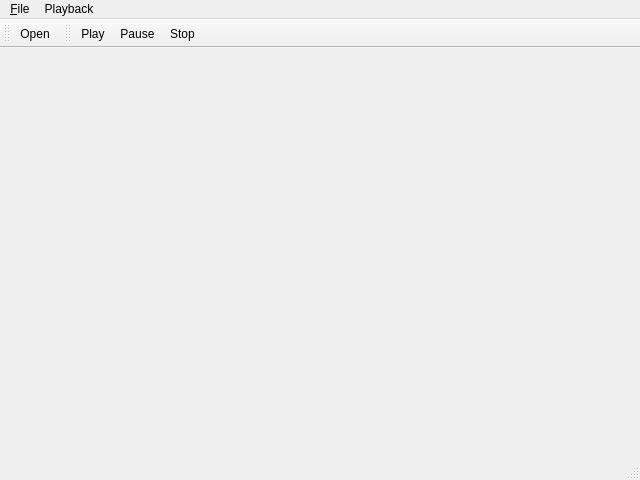
First picture: the form in Turnaround/src/Turnaround.ui, repository clam-project/clam, before the edit.
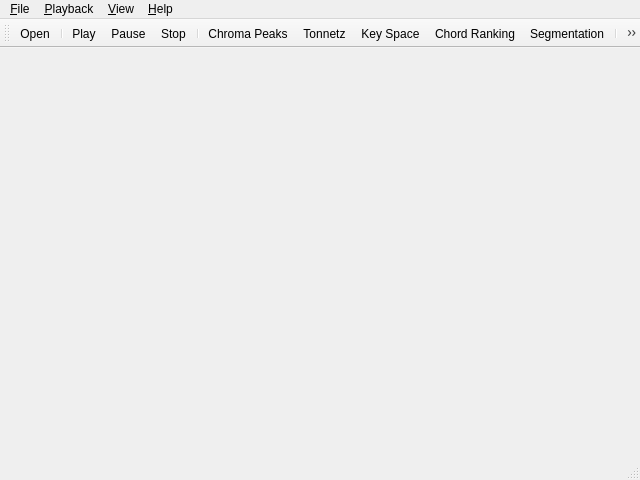
Second picture: the form after the edit. Icons and pictures are not drawn.

Commit message: * Turnaround: added actions for enabling and disabling view to be implemented  * Turnaround: added shortcuts for existing actions  * Turnaround: added help related actions to be implemented

What changed in the file:
```diff
--- a/Turnaround/src/Turnaround.ui
+++ b/Turnaround/src/Turnaround.ui
@@ -25,7 +25,7 @@
      <x>0</x>
      <y>0</y>
      <width>640</width>
-     <height>24</height>
+     <height>30</height>
     </rect>
    </property>
    <widget class="QMenu" name="menuFile" >
@@ -38,17 +38,45 @@
    </widget>
    <widget class="QMenu" name="menuPlayback" >
     <property name="title" >
-     <string>Playback</string>
+     <string>&amp;Playback</string>
     </property>
     <addaction name="playbackPlayAction" />
     <addaction name="playbackPauseAction" />
     <addaction name="playbackStopAction" />
    </widget>
+   <widget class="QMenu" name="menu_View" >
+    <property name="title" >
+     <string>&amp;View</string>
+    </property>
+    <addaction name="action_ChromaPeaks" />
+    <addaction name="action_Tonnetz" />
+    <addaction name="action_Key_Space" />
+    <addaction name="action_Chord_Ranking" />
+    <addaction name="action_Segmentation" />
+   </widget>
+   <widget class="QMenu" name="menu_Help" >
+    <property name="title" >
+     <string>&amp;Help</string>
+    </property>
+    <addaction name="action_Online_tutorial" />
+    <addaction name="action_Whats_this" />
+    <addaction name="action_About" />
+   </widget>
    <addaction name="menuFile" />
    <addaction name="menuPlayback" />
+   <addaction name="menu_View" />
+   <addaction name="menu_Help" />
   </widget>
   <widget class="QStatusBar" name="statusbar" />
   <widget class="QToolBar" name="toolBar" >
+   <property name="geometry" >
+    <rect>
+     <x>0</x>
+     <y>30</y>
+     <width>640</width>
+     <height>39</height>
+    </rect>
+   </property>
    <property name="windowTitle" >
     <string>toolBar</string>
    </property>
@@ -59,20 +87,19 @@
     <bool>false</bool>
    </attribute>
    <addaction name="fileOpenAction" />
-  </widget>
-  <widget class="QToolBar" name="toolBar_2" >
-   <property name="windowTitle" >
-    <string>toolBar_2</string>
-   </property>
-   <attribute name="toolBarArea" >
-    <enum>TopToolBarArea</enum>
-   </attribute>
-   <attribute name="toolBarBreak" >
-    <bool>false</bool>
-   </attribute>
+   <addaction name="separator" />
    <addaction name="playbackPlayAction" />
    <addaction name="playbackPauseAction" />
    <addaction name="playbackStopAction" />
+   <addaction name="separator" />
+   <addaction name="action_ChromaPeaks" />
+   <addaction name="action_Tonnetz" />
+   <addaction name="action_Key_Space" />
+   <addaction name="action_Chord_Ranking" />
+   <addaction name="action_Segmentation" />
+   <addaction name="separator" />
+   <addaction name="action_Online_tutorial" />
+   <addaction name="action_Whats_this" />
   </widget>
   <action name="fileOpenAction" >
    <property name="icon" >
@@ -114,6 +141,95 @@
     <string>Pause</string>
    </property>
   </action>
+  <action name="action_Online_tutorial" >
+   <property name="icon" >
+    <iconset resource="images.qrc" >
+     <normaloff>:/icons/images/help.png</normaloff>:/icons/images/help.png</iconset>
+   </property>
+   <property name="text" >
+    <string>Online &amp;tutorial</string>
+   </property>
+   <property name="shortcut" >
+    <string>F1</string>
+   </property>
+  </action>
+  <action name="action_Whats_this" >
+   <property name="icon" >
+    <iconset resource="images.qrc" >
+     <normaloff>:/icons/images/contexthelp.png</normaloff>:/icons/images/contexthelp.png</iconset>
+   </property>
+   <property name="text" >
+    <string>&amp;What's this</string>
+   </property>
+   <property name="shortcut" >
+    <string>Shift+F1</string>
+   </property>
+  </action>
+  <action name="action_About" >
+   <property name="text" >
+    <string>&amp;About</string>
+   </property>
+  </action>
+  <action name="action_ChromaPeaks" >
+   <property name="checkable" >
+    <bool>true</bool>
+   </property>
+   <property name="icon" >
+    <iconset resource="images.qrc" >
+     <normaloff>:/icons/images/polarchromapeaks.svg</normaloff>:/icons/images/polarchromapeaks.svg</iconset>
+   </property>
+   <property name="text" >
+    <string>Chroma &amp;Peaks</string>
+   </property>
+  </action>
+  <action name="action_Tonnetz" >
+   <property name="checkable" >
+    <bool>true</bool>
+   </property>
+   <property name="icon" >
+    <iconset resource="images.qrc" >
+     <normaloff>:/icons/images/tonnetz.svg</normaloff>:/icons/images/tonnetz.svg</iconset>
+   </property>
+   <property name="text" >
+    <string>&amp;Tonnetz</string>
+   </property>
+  </action>
+  <action name="action_Key_Space" >
+   <property name="checkable" >
+    <bool>true</bool>
+   </property>
+   <property name="icon" >
+    <iconset resource="images.qrc" >
+     <normaloff>:/icons/images/keyspace.svg</normaloff>:/icons/images/keyspace.svg</iconset>
+   </property>
+   <property name="text" >
+    <string>&amp;Key Space</string>
+   </property>
+  </action>
+  <action name="action_Chord_Ranking" >
+   <property name="checkable" >
+    <bool>true</bool>
+   </property>
+   <property name="icon" >
+    <iconset resource="images.qrc" >
+     <normaloff>:/icons/images/chordranking.svg</normaloff>:/icons/images/chordranking.svg</iconset>
+   </property>
+   <property name="text" >
+    <string>Chord &amp;Ranking</string>
+   </property>
+  </action>
+  <action name="action_Segmentation" >
+   <property name="checkable" >
+    <bool>true</bool>
+   </property>
+   <property name="icon" >
+    <iconset resource="images.qrc" >
+     <normaloff>:/icons/images/segmentation.svg</normaloff>:/icons/images/segmentation.svg</iconset>
+   </property>
+   <property name="text" >
+    <string>&amp;Segmentation</string>
+   </property>
+  </action>
  </widget>
  <resources>
   <include location="images.qrc" />
```
Left out of the diff: 52 changed lines with no effect on the pictures. The commit also changes 8 other files.
